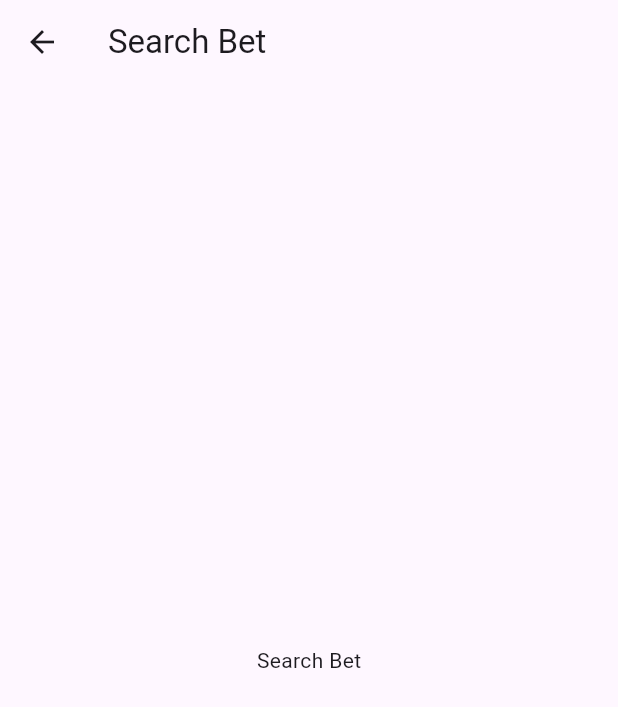
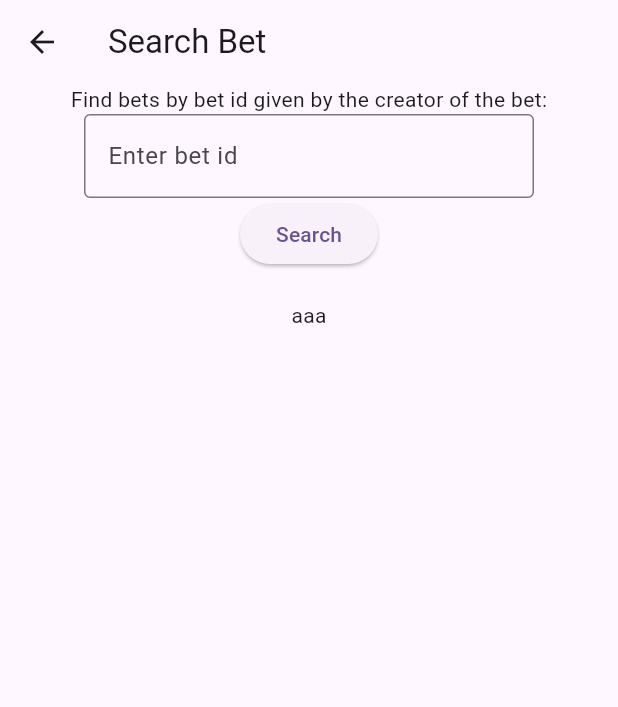
Before and after one commit to aradbm/ibet, a Flutter app: the SearchScreen screen opened directly, on a phone screen of 412 x 824 dp. Shown: the top 707 px of the screen. Run offline on Flutter 3.47's test engine with Material 3 defaults, Android fonts, the phone set to English and light mode, and no system bars; our stand-ins replace cloud_firestore, firebase_auth, firebase_core; accounts and stored records are empty; network calls fail.

Commit message:
added find bet feature

```diff
--- a/lib/models/bet.dart
+++ b/lib/models/bet.dart
@@ -1,11 +1,3 @@
-//   'betuid':  4134
-// 'betopener' : 123123
-// 'ends':  dateTime
-// 'name': billabord 100
-// 'description': taylor swift again number 1
-// 'entrypoints': 30
-// 'options': [ "asd" , "asdwwda", "ASDWss"]
-// 'users':[ 123123,12341]
 class Bet {
   final String betid;
   final String betopener;
@@ -13,8 +5,8 @@ class Bet {
   final String name;
   final String description;
   final int entrypoints;
-  final List<String> options;
-  final List<String> users;
+  final List<dynamic> options;
+  final Map<dynamic, dynamic> userpicks;
 
   Bet({
     required this.betid,
@@ -24,19 +16,19 @@ class Bet {
     required this.description,
     required this.entrypoints,
     required this.options,
-    required this.users,
+    required this.userpicks,
   });
 
-  factory Bet.fromJson(Map<String, dynamic> json) {
+  factory Bet.fromJson(Map<String, dynamic> json, String betid) {
     return Bet(
-      betid: json['betuid'],
+      betid: betid,
       betopener: json['betopener'],
       ends: json['ends'],
       name: json['name'],
       description: json['description'],
       entrypoints: json['entrypoints'],
       options: json['options'],
-      users: json['users'],
+      userpicks: json['users'] ?? {},
     );
   }
 
@@ -49,12 +41,7 @@ class Bet {
       'description': description,
       'entrypoints': entrypoints,
       'options': options,
-      'users': users,
+      'users': userpicks,
     };
   }
-
-  @override
-  String toString() {
-    return 'Bet{betuid: $betid, betopener: $betopener, ends: $ends, name: $name, description: $description, entrypoints: $entrypoints, options: $options, users: $users}';
-  }
 }
--- a/lib/screens/bets/bet_info.dart
+++ b/lib/screens/bets/bet_info.dart
@@ -26,7 +26,7 @@ class _BetScreenState extends State<BetScreen> {
           Text(widget.bet.entrypoints.toString()),
           Text(widget.bet.ends.toString()),
           Text(widget.bet.options.toString()),
-          Text(widget.bet.users.toString()),
+          Text(widget.bet.userpicks.toString()),
         ],
       )),
     );
--- a/lib/screens/bets/search_bet.dart
+++ b/lib/screens/bets/search_bet.dart
@@ -1,4 +1,6 @@
 import 'package:flutter/material.dart';
+import 'package:ibet/models/bet.dart';
+import 'package:ibet/services/firestore.dart';
 
 class SearchScreen extends StatefulWidget {
   const SearchScreen({super.key});
@@ -8,12 +10,55 @@ class SearchScreen extends StatefulWidget {
 }
 
 class _SearchScreenState extends State<SearchScreen> {
+  // controller for the text field
+  final betidController = TextEditingController();
+  Bet? bet;
+  Widget betWidget = const Text('aaa');
+
   @override
   Widget build(BuildContext context) {
     return Scaffold(
       appBar: AppBar(title: const Text('Search Bet')),
-      body: const Center(
-        child: Text('Search Bet'),
+      body: Center(
+        child: Column(
+          children: [
+            const Text('Find bets by bet id given by the creator of the bet:'),
+            SizedBox(
+              width: 300,
+              child: TextField(
+                controller: betidController,
+                decoration: const InputDecoration(
+                  border: OutlineInputBorder(),
+                  hintText: 'Enter bet id',
+                ),
+              ),
+            ),
+            ElevatedButton(
+              onPressed: () async {
+                Bet? bet =
+                    await FireStoreService().getBetByID(betidController.text);
+                setState(() {
+                  // if bet is null, show error message in dialog
+                  if (bet == null) {
+                    betWidget = const Text('Bet not found',
+                        style: TextStyle(color: Colors.red, fontSize: 20));
+                  }
+                  // if bet is found, show bet
+                  betWidget = Column(children: [
+                    const Text('Bet found!',
+                        style: TextStyle(color: Colors.green, fontSize: 20)),
+                    Text('Bet name: ${bet!.name}'),
+                    Text('Bet description: ${bet.description}'),
+                    Text('Bet ends: ${bet.ends}'),
+                  ]);
+                });
+              },
+              child: const Text('Search'),
+            ),
+            const SizedBox(height: 20),
+            betWidget,
+          ],
+        ),
       ),
     );
   }
```
Also changed, not shown: lib/screens/bets/add_bet.dart (+4 -3 lines), lib/screens/bets/bets.dart (+55 -40 lines), lib/screens/profile.dart (+76 -4 lines), lib/services/firestore.dart (+14 -19 lines).
